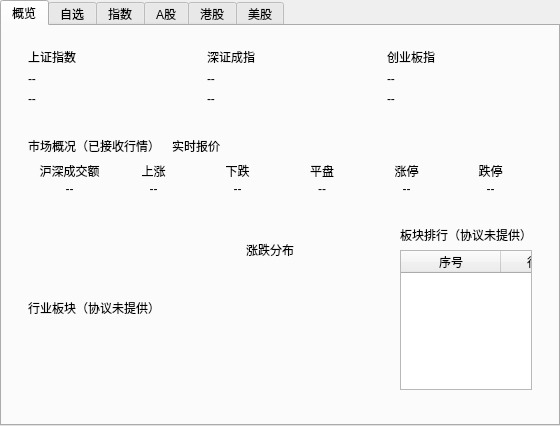
Old version of the form Mary/components/CViewHQMarket.ui in the repository fengwanggangx/Mary.
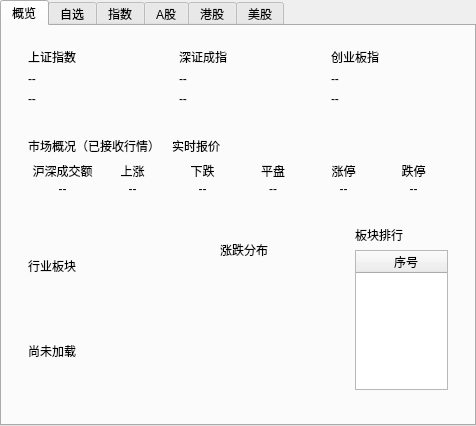
New version of the form. Custom widgets are drawn as their Qt base class.

The edit to the form file:
```diff
--- a/Mary/components/CViewHQMarket.ui
+++ b/Mary/components/CViewHQMarket.ui
@@ -656,13 +656,23 @@
 												<item>
 													<widget class="QLabel" name="sectorsTitle">
 														<property name="text">
-															<string>行业板块（协议未提供）</string>
+													<string>行业板块</string>
 														</property>
 														<property name="overviewHeading" stdset="0">
 															<bool>true</bool>
 														</property>
 													</widget>
 												</item>
+										<item>
+											<widget class="QLabel" name="sectorState">
+												<property name="text">
+													<string>尚未加载</string>
+												</property>
+												<property name="overviewMuted" stdset="0">
+													<bool>true</bool>
+												</property>
+											</widget>
+										</item>
 												<item>
 													<layout class="QGridLayout" name="sectorGrid">
 														<property name="spacing">
@@ -765,7 +775,7 @@
 												<item>
 													<widget class="QLabel" name="rankingTitle">
 														<property name="text">
-															<string>板块排行（协议未提供）</string>
+													<string>板块排行</string>
 														</property>
 														<property name="overviewHeading" stdset="0">
 															<bool>true</bool>
```
Lines whose indentation alone changed are shown as unchanged.
